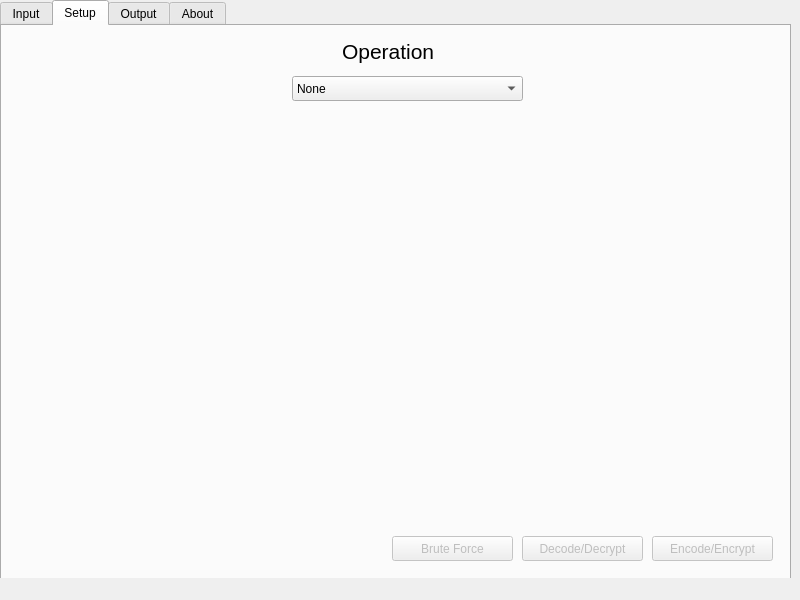
First picture: the form in modules/design.ui, repository ninja-left/CRYPT-GUI, before the edit.
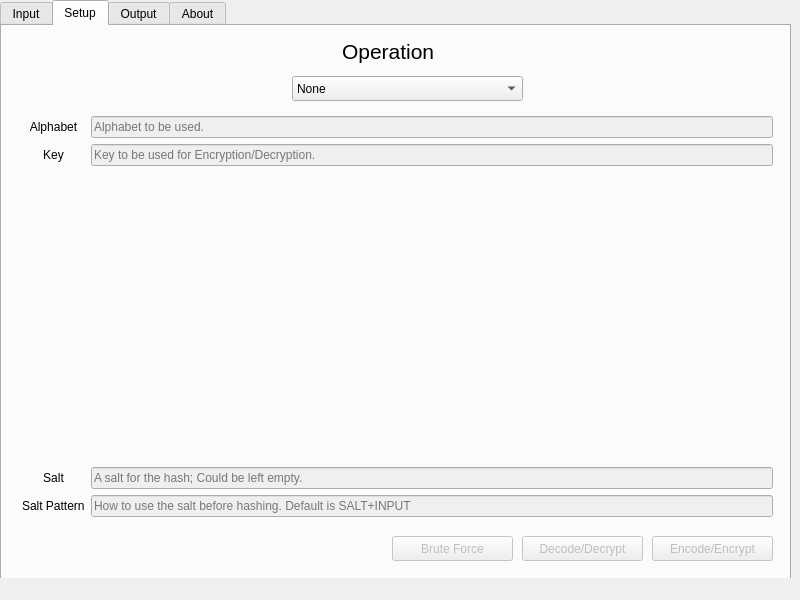
Second picture: the form after the edit. The open tabs and pages were chosen to show the change. Icons and pictures are not drawn.

Commit message: Added fields to setting tab

Diff of the .ui file:
```diff
--- a/modules/design.ui
+++ b/modules/design.ui
@@ -502,11 +502,183 @@
        <rect>
         <x>20</x>
         <y>90</y>
-        <width>771</width>
-        <height>391</height>
+        <width>751</width>
+        <height>401</height>
        </rect>
       </property>
-      <layout class="QFormLayout" name="formLayout"/>
+      <layout class="QGridLayout" name="gridLayout">
+       <item row="3" column="1">
+        <widget class="QLineEdit" name="inputSalt">
+         <property name="enabled">
+          <bool>false</bool>
+         </property>
+         <property name="placeholderText">
+          <string>A salt for the hash; Could be left empty.</string>
+         </property>
+        </widget>
+       </item>
+       <item row="0" column="0">
+        <widget class="QLabel" name="label_4">
+         <property name="toolTip">
+          <string>Alphabet to be used.</string>
+         </property>
+         <property name="whatsThis">
+          <string>Alphabet to be used.</string>
+         </property>
+         <property name="accessibleName">
+          <string>Alphabet</string>
+         </property>
+         <property name="accessibleDescription">
+          <string>Alphabet to be used.</string>
+         </property>
+         <property name="text">
+          <string>Alphabet</string>
+         </property>
+         <property name="textFormat">
+          <enum>Qt::TextFormat::PlainText</enum>
+         </property>
+         <property name="alignment">
+          <set>Qt::AlignmentFlag::AlignCenter</set>
+         </property>
+        </widget>
+       </item>
+       <item row="1" column="1">
+        <widget class="QLineEdit" name="inputKey">
+         <property name="enabled">
+          <bool>false</bool>
+         </property>
+         <property name="toolTip">
+          <string>Usually a number, word(s), or a set of chatacters</string>
+         </property>
+         <property name="whatsThis">
+          <string>Key to be used for Encryption/Decryption.</string>
+         </property>
+         <property name="accessibleName">
+          <string>Key</string>
+         </property>
+         <property name="accessibleDescription">
+          <string>Key to be used for Encryption/Decryption.</string>
+         </property>
+         <property name="layoutDirection">
+          <enum>Qt::LayoutDirection::LeftToRight</enum>
+         </property>
+         <property name="placeholderText">
+          <string>Key to be used for Encryption/Decryption.</string>
+         </property>
+        </widget>
+       </item>
+       <item row="3" column="0">
+        <widget class="QLabel" name="label_6">
+         <property name="text">
+          <string>Salt</string>
+         </property>
+         <property name="alignment">
+          <set>Qt::AlignmentFlag::AlignCenter</set>
+         </property>
+        </widget>
+       </item>
+       <item row="0" column="1">
+        <widget class="QLineEdit" name="inputAlphabet">
+         <property name="enabled">
+          <bool>false</bool>
+         </property>
+         <property name="toolTip">
+          <string>ABC...</string>
+         </property>
+         <property name="whatsThis">
+          <string>Alphabet to be used.</string>
+         </property>
+         <property name="accessibleName">
+          <string>Alphabet</string>
+         </property>
+         <property name="accessibleDescription">
+          <string>Alphabet to be used.</string>
+         </property>
+         <property name="inputMask">
+          <string/>
+         </property>
+         <property name="text">
+          <string/>
+         </property>
+         <property name="frame">
+          <bool>true</bool>
+         </property>
+         <property name="alignment">
+          <set>Qt::AlignmentFlag::AlignLeading|Qt::AlignmentFlag::AlignLeft|Qt::AlignmentFlag::AlignVCenter</set>
+         </property>
+         <property name="placeholderText">
+          <string>Alphabet to be used.</string>
+         </property>
+        </widget>
+       </item>
+       <item row="1" column="0">
+        <widget class="QLabel" name="label_5">
+         <property name="toolTip">
+          <string>Key to be used for Encryption/Decryption.</string>
+         </property>
+         <property name="whatsThis">
+          <string>Key to be used for Encryption/Decryption.</string>
+         </property>
+         <property name="accessibleName">
+          <string>Key</string>
+         </property>
+         <property name="accessibleDescription">
+          <string>Key to be used for Encryption/Decryption.</string>
+         </property>
+         <property name="text">
+          <string>Key</string>
+         </property>
+         <property name="alignment">
+          <set>Qt::AlignmentFlag::AlignCenter</set>
+         </property>
+        </widget>
+       </item>
+       <item row="2" column="1">
+        <spacer name="verticalSpacer">
+         <property name="orientation">
+          <enum>Qt::Orientation::Vertical</enum>
+         </property>
+         <property name="sizeHint" stdset="0">
+          <size>
+           <width>20</width>
+           <height>40</height>
+          </size>
+         </property>
+        </spacer>
+       </item>
+       <item row="4" column="0">
+        <widget class="QLabel" name="label_7">
+         <property name="text">
+          <string>Salt Pattern</string>
+         </property>
+        </widget>
+       </item>
+       <item row="4" column="1">
+        <widget class="QLineEdit" name="inputSaltPattern">
+         <property name="enabled">
+          <bool>false</bool>
+         </property>
+         <property name="toolTip">
+          <string>Keywords: SALT, INPUT | &quot;SALT+INPUT&quot; means there would be a plus sign between salt and input before hashing.</string>
+         </property>
+         <property name="whatsThis">
+          <string>How to use the salt before hashing.</string>
+         </property>
+         <property name="accessibleName">
+          <string>Salt Pattern</string>
+         </property>
+         <property name="accessibleDescription">
+          <string>How to use the salt before hashing.</string>
+         </property>
+         <property name="text">
+          <string/>
+         </property>
+         <property name="placeholderText">
+          <string>How to use the salt before hashing. Default is SALT+INPUT</string>
+         </property>
+        </widget>
+       </item>
+      </layout>
      </widget>
     </widget>
     <widget class="QWidget" name="outputTab">
```
Left out of the diff: 16 changed lines with no effect on the pictures. The commit also changes 2 other files.
